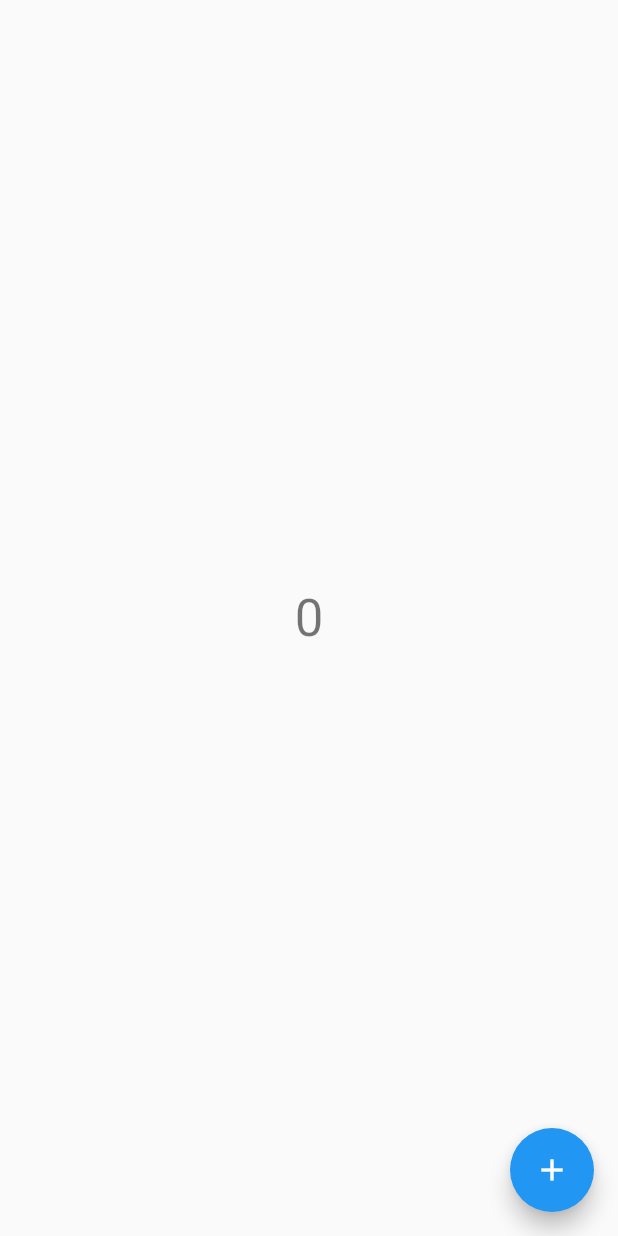
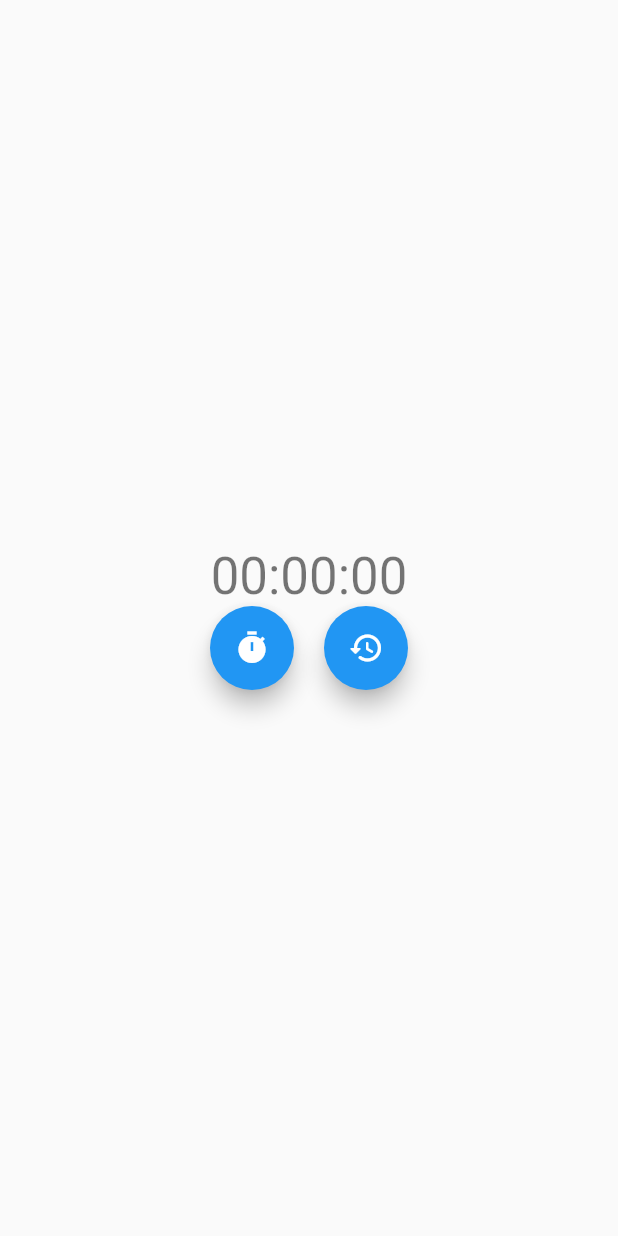
Before and after one commit to autour89/clock, a Flutter app: the first screen one second after launch, on a phone screen of 412 x 824 dp. Run offline on Flutter 3.47's test engine with Material 2 defaults, Android fonts, the phone set to English and light mode, and no system bars; our stand-ins replace rxdart.

Commit message:
timer added with stream

```diff
--- a/lib/blocs/HomeBloc.dart
+++ b/lib/blocs/HomeBloc.dart
@@ -5,24 +5,47 @@ import 'package:flutter/foundation.dart';
 import 'package:rxdart/rxdart.dart';
 
 class HomeBloc with ChangeNotifier {
-  late Counter _counter;
+  late Counter counter;
   late StreamSubscription<dynamic> _counterStream;
 
-  int get count => _counter.value;
+  bool get run => !_counterStream.isPaused;
+
+  String get duration {
+    var duration = Duration(seconds: counter.value);
+    var hours = toTime(duration.inHours);
+    var min = toTime(duration.inMinutes.remainder(60));
+    var sec = toTime(duration.inSeconds.remainder(60));
+
+    return '$hours:$min:$sec';
+  }
+
+  String toTime(int x) => x < 10 ? '0$x' : x.toString();
 
   HomeBloc() {
-    _counter = Counter();
-    _counterStream = Stream.periodic(Duration(seconds: 0))
+    counter = Counter(onUpdate: notifyListeners);
+    _counterStream = Stream.periodic(Duration(seconds: 1))
         .interval(Duration(seconds: 1))
-        .listen((_) => increment());
+        .listen((_) => counter.increment());
+    pause();
   }
 
-  void increment() {
-    _counter.increment();
+  void runPause() {
+    if (run) {
+      pause();
+    } else {
+      resume();
+    }
     notifyListeners();
   }
 
   void pause() => _counterStream.pause();
 
   void resume() => _counterStream.resume();
+
+  void reset() {
+    if (run) {
+      pause();
+    }
+    counter.reset();
+  }
 }
--- a/lib/models/Counter.dart
+++ b/lib/models/Counter.dart
@@ -1,9 +1,23 @@
 class Counter {
-  int value = 0;
+  int _value = 0;
+  Function onUpdate;
 
-  void increment() => value++;
+  int get value => _value;
 
-  void decrement() => value--;
+  Counter({required this.onUpdate});
 
-  void reset() => value = 0;
+  void increment() {
+    _value++;
+    onUpdate();
+  }
+
+  void decrement() {
+    _value--;
+    onUpdate();
+  }
+
+  void reset() {
+    _value = 0;
+    onUpdate();
+  }
 }
--- a/lib/views/HomePage.dart
+++ b/lib/views/HomePage.dart
@@ -1,7 +1,6 @@
-import 'package:clock/blocs/HomeBloc.dart';
 import 'package:clock/views/widgets/Count.dart';
+import 'package:clock/views/widgets/Resume.dart';
 import 'package:flutter/material.dart';
-import 'package:provider/provider.dart';
 
 class HomePage extends StatefulWidget {
   HomePage({Key? key}) : super(key: key);
@@ -19,13 +18,9 @@ class _HomePageState extends State<HomePage> {
           mainAxisAlignment: MainAxisAlignment.center,
           children: <Widget>[
             Count(),
+            Resume(),
           ],
         ),
-      ),
-      floatingActionButton: FloatingActionButton(
-        onPressed: context.read<HomeBloc>().increment,
-        tooltip: 'Increment',
-        child: Icon(Icons.add),
       ),
     );
   }
--- a/lib/views/widgets/Count.dart
+++ b/lib/views/widgets/Count.dart
@@ -8,7 +8,8 @@ class Count extends StatelessWidget {
 
   @override
   Widget build(BuildContext context) {
-    final count = context.select<HomeBloc, int>((HomeBloc bloc) => bloc.count);
+    final count =
+        context.select<HomeBloc, String>((HomeBloc bloc) => bloc.duration);
     return Text(
       '$count',
       style: Theme.of(context).textTheme.headline4,
--- /dev/null
+++ b/lib/views/widgets/Resume.dart
@@ -0,0 +1,26 @@
+import 'package:clock/blocs/HomeBloc.dart';
+import 'package:flutter/material.dart';
+import 'package:flutter/widgets.dart';
+import 'package:provider/provider.dart';
+
+class Resume extends StatelessWidget {
+  const Resume({Key? key}) : super(key: key);
+
+  @override
+  Widget build(BuildContext context) {
+    return Row(
+      mainAxisAlignment: MainAxisAlignment.center,
+      children: [
+        FloatingActionButton(
+            onPressed: context.read<HomeBloc>().runPause,
+            child: context.select<HomeBloc, bool>((HomeBloc bloc) => bloc.run)
+                ? Icon(Icons.pause_circle_filled)
+                : Icon(Icons.timer)),
+        SizedBox(width: 20),
+        FloatingActionButton(
+            onPressed: context.read<HomeBloc>().reset,
+            child: Icon(Icons.restore_rounded)),
+      ],
+    );
+  }
+}
```
Also changed, not shown: 1 other file.
